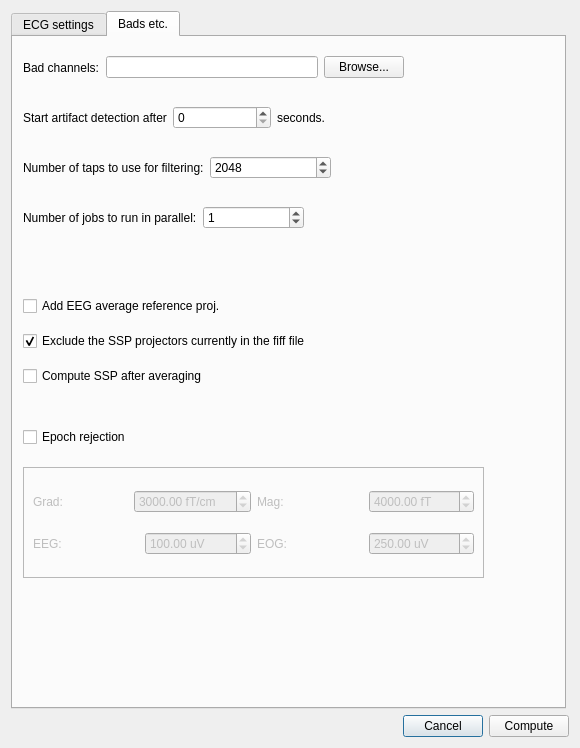
First picture: the form in hoksotin/ui/qt4Designer/ecgParametersDialog.ui, repository cibr-jyu/meggie, before the edit.
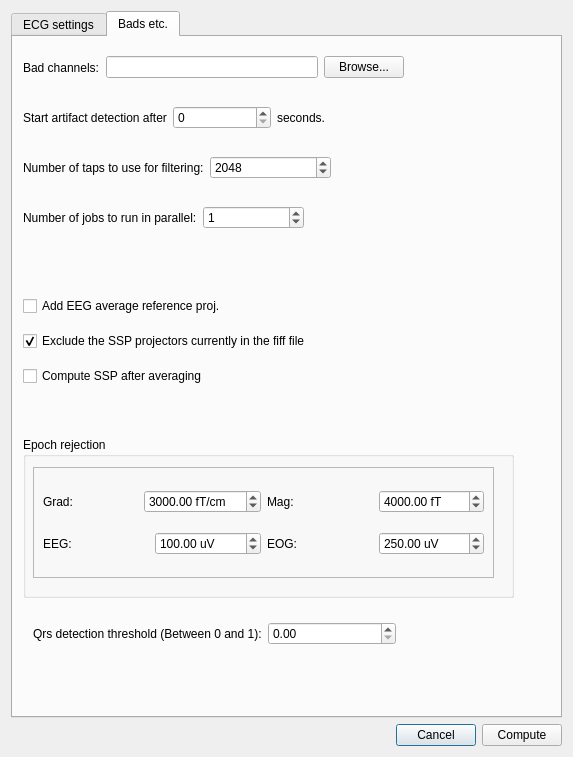
Second picture: the form after the edit. The open tabs and pages were chosen to show the change.

```diff
--- a/hoksotin/ui/qt4Designer/ecgParametersDialog.ui
+++ b/hoksotin/ui/qt4Designer/ecgParametersDialog.ui
@@ -6,8 +6,8 @@
    <rect>
     <x>0</x>
     <y>0</y>
-    <width>580</width>
-    <height>748</height>
+    <width>573</width>
+    <height>757</height>
    </rect>
   </property>
   <property name="windowTitle">
@@ -52,37 +52,7 @@
     </layout>
    </item>
    <item row="0" column="0">
-    <widget class="QScrollArea" name="scrollArea">
-     <property name="frameShape">
-      <enum>QFrame::NoFrame</enum>
-     </property>
-     <property name="widgetResizable">
-      <bool>true</bool>
-     </property>
-     <widget class="QWidget" name="scrollAreaWidgetContents">
-      <property name="geometry">
-       <rect>
-        <x>0</x>
-        <y>0</y>
-        <width>562</width>
-        <height>699</height>
-       </rect>
-      </property>
-      <property name="minimumSize">
-       <size>
-        <width>555</width>
-        <height>680</height>
-       </size>
-      </property>
       <widget class="QTabWidget" name="tabWidgetECGSettings">
-       <property name="geometry">
-        <rect>
-         <x>0</x>
-         <y>0</y>
-         <width>555</width>
-         <height>698</height>
-        </rect>
-       </property>
        <property name="currentIndex">
         <number>0</number>
        </property>
@@ -535,7 +505,7 @@
           </item>
          </layout>
         </widget>
-        <widget class="QWidget" name="layoutWidget_2">
+      <widget class="QWidget" name="layoutWidget">
          <property name="geometry">
           <rect>
            <x>10</x>
@@ -629,14 +599,26 @@
           </item>
          </layout>
         </widget>
+      <widget class="QGroupBox" name="groupBox">
+       <property name="geometry">
+        <rect>
+         <x>10</x>
+         <y>400</y>
+         <width>491</width>
+         <height>161</height>
+        </rect>
+       </property>
+       <property name="title">
+        <string>Epoch rejection</string>
+       </property>
         <widget class="QFrame" name="frameEpochRejection">
          <property name="enabled">
-          <bool>false</bool>
+         <bool>true</bool>
          </property>
          <property name="geometry">
           <rect>
            <x>10</x>
-           <y>430</y>
+          <y>30</y>
            <width>461</width>
            <height>111</height>
           </rect>
@@ -764,26 +746,35 @@
           </layout>
          </widget>
         </widget>
-        <widget class="QWidget" name="verticalLayoutWidget_4">
+      </widget>
+      <widget class="QWidget" name="">
          <property name="geometry">
           <rect>
-           <x>10</x>
-           <y>380</y>
-           <width>151</width>
-           <height>41</height>
-          </rect>
-         </property>
-         <layout class="QVBoxLayout" name="verticalLayout_4">
+         <x>20</x>
+         <y>580</y>
+         <width>363</width>
+         <height>33</height>
+        </rect>
+       </property>
+       <layout class="QHBoxLayout" name="horizontalLayout_17">
           <item>
-           <widget class="QCheckBox" name="checkBoxEpochRejection">
+         <widget class="QLabel" name="label">
             <property name="text">
-             <string>Epoch rejection</string>
+           <string>Qrs detection threshold (Between 0 and 1):</string>
+          </property>
+         </widget>
+        </item>
+        <item>
+         <widget class="QDoubleSpinBox" name="doubleSpinBoxQrs">
+          <property name="maximum">
+           <double>1.000000000000000</double>
+          </property>
+          <property name="singleStep">
+           <double>0.100000000000000</double>
             </property>
            </widget>
           </item>
          </layout>
-        </widget>
-       </widget>
       </widget>
      </widget>
     </widget>
```
Left out of the diff: 21 changed lines with no effect on the pictures. Lines whose indentation alone changed are shown as unchanged.
